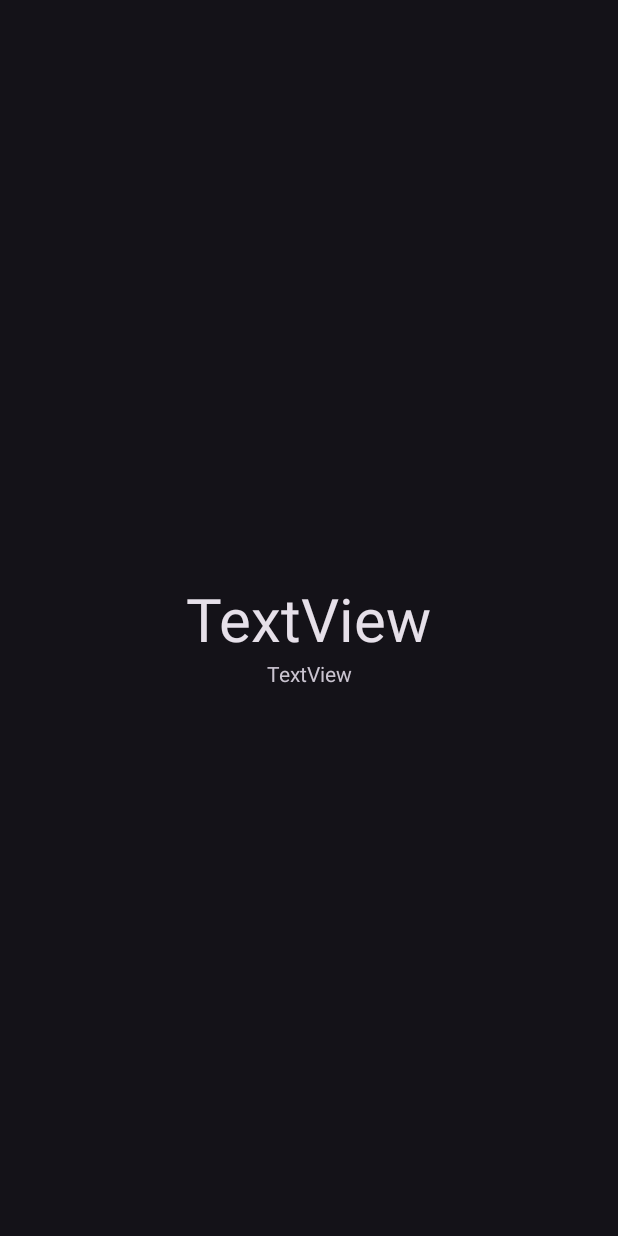
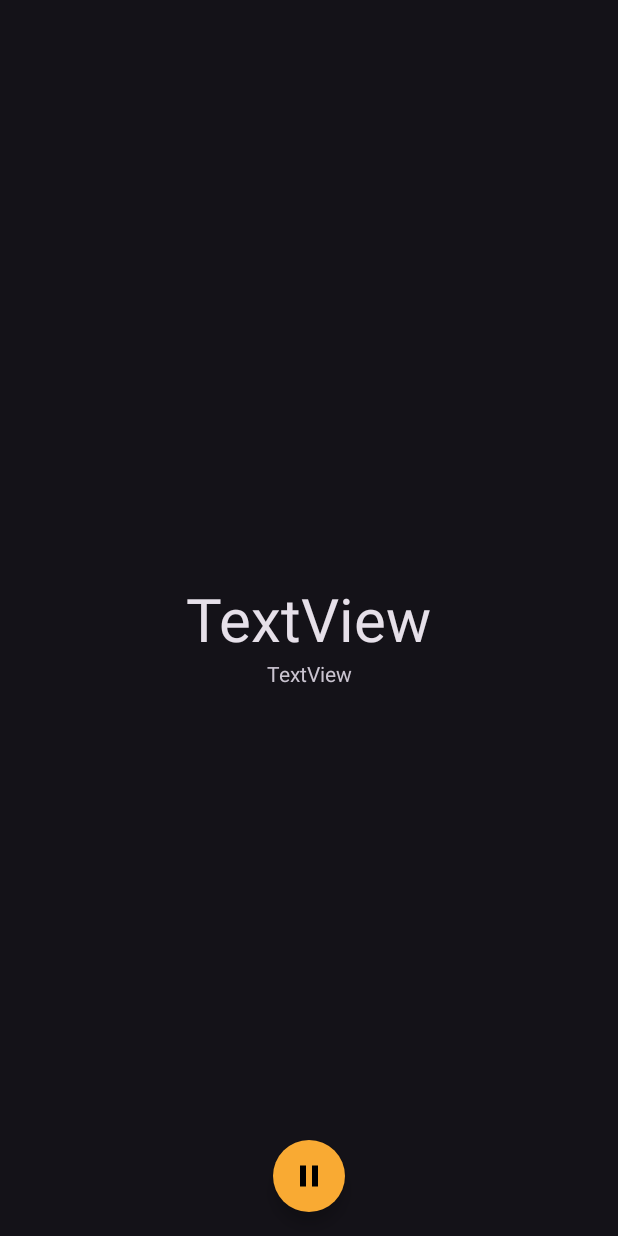
Before and after one commit to lucianosantosdev/IntervalTimer, an Android app: the layout fragment_timer_running.xml on its own in the app's theme, with its tools: preview values and no code run, on a phone screen of 412 x 824 dp. Run offline under Robolectric (Android 15) with nearby library versions, the phone set to English and light mode, and no system bars.

Commit message:
Implement pause and resume

```diff
--- a/core/src/main/java/dev/lucianosantos/intervaltimer/core/utils/ICountDownTimerHelper.kt
+++ b/core/src/main/java/dev/lucianosantos/intervaltimer/core/utils/ICountDownTimerHelper.kt
@@ -2,4 +2,8 @@ package dev.lucianosantos.intervaltimer.core.utils
 
 interface ICountDownTimerHelper {
     fun startCountDown(seconds: Long, onTickCallback: (secondsUntilFinished: Long) -> Unit, onFinishCallback: () -> Unit)
+
+    fun pause()
+
+    fun resume()
 }
--- /dev/null
+++ b/wear/src/main/res/drawable/ic_baseline_pause_24.xml
@@ -0,0 +1,5 @@
+<vector android:height="24dp" android:tint="#000000"
+    android:viewportHeight="24" android:viewportWidth="24"
+    android:width="24dp" xmlns:android="http://schemas.android.com/apk/res/android">
+    <path android:fillColor="@android:color/white" android:pathData="M6,19h4L10,5L6,5v14zM14,5v14h4L18,5h-4z"/>
+</vector>
--- a/wear/src/main/res/layout/fragment_timer_running.xml
+++ b/wear/src/main/res/layout/fragment_timer_running.xml
@@ -36,22 +36,30 @@
         app:layout_constraintTop_toBottomOf="@+id/timerTextView" />
 
     <com.google.android.material.button.MaterialButton
-        android:id="@+id/backToBeginButton"
+        android:id="@+id/pauseButton"
+        style="@style/FAB"
+        app:icon="@drawable/ic_baseline_pause_24"
+        app:layout_constraintBottom_toBottomOf="parent"
+        app:layout_constraintEnd_toEndOf="parent"
+        app:layout_constraintStart_toStartOf="parent" />
+
+    <com.google.android.material.button.MaterialButton
+        android:id="@+id/stopButton"
         style="@style/FAB"
         android:layout_marginStart="32dp"
         app:icon="@drawable/ic_baseline_stop_24"
         app:layout_constraintBottom_toBottomOf="parent"
-        app:layout_constraintEnd_toStartOf="@+id/restartButton"
+        app:layout_constraintEnd_toStartOf="@+id/resumeButton"
         android:visibility="invisible"
         app:layout_constraintStart_toStartOf="parent" />
 
     <com.google.android.material.button.MaterialButton
-        android:id="@+id/restartButton"
+        android:id="@+id/resumeButton"
         style="@style/FAB"
         android:layout_marginEnd="32dp"
-        app:icon="@drawable/ic_baseline_refresh_24"
+        app:icon="@drawable/ic_baseline_play_arrow_24"
         app:layout_constraintBottom_toBottomOf="parent"
         app:layout_constraintEnd_toEndOf="parent"
         android:visibility="invisible"
-        app:layout_constraintStart_toEndOf="@+id/backToBeginButton" />
+        app:layout_constraintStart_toEndOf="@+id/stopButton" />
 </androidx.constraintlayout.widget.ConstraintLayout>
```
Also changed, not shown: core/src/main/java/dev/lucianosantos/intervaltimer/core/utils/CountDownTimerHelper.kt (+24 -2 lines), core/src/main/java/dev/lucianosantos/intervaltimer/core/viewmodels/TimerViewModel.kt (+8 -0 lines), wear/src/main/java/dev/lucianosantos/intervaltimer/TimerRunningFragment.kt (+27 -8 lines).
